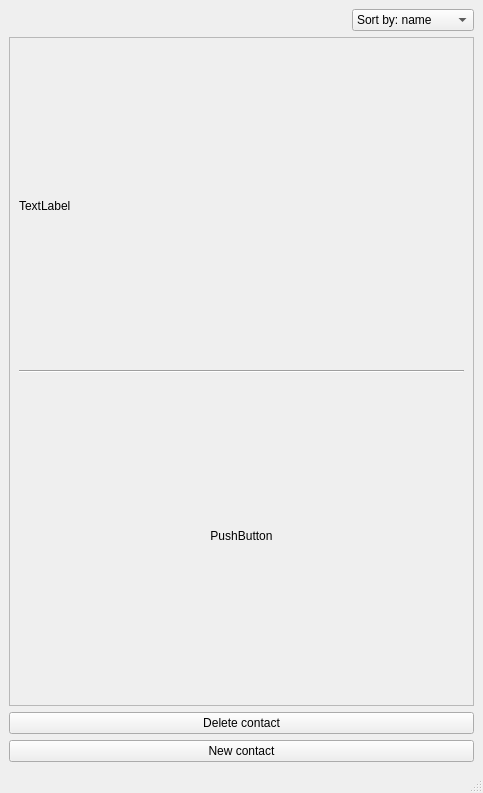
francidellungo/ContactManager, file ui/MainWindow.ui: the form before one commit.
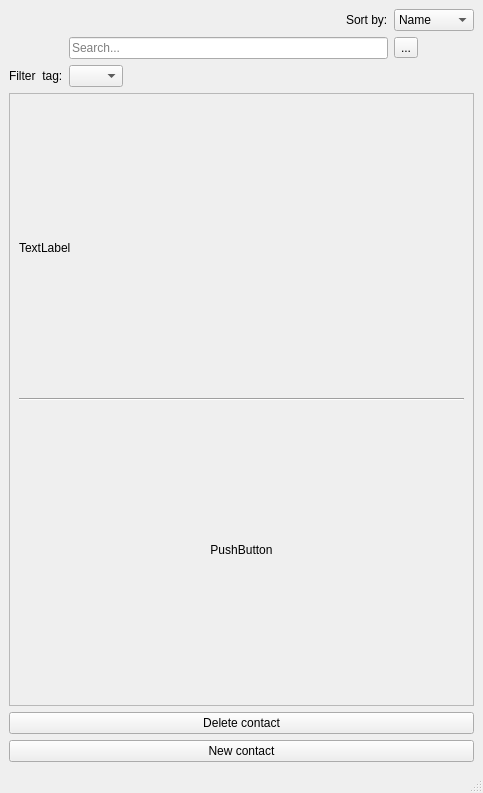
The form after the commit. Icons and pictures are not drawn.

Commit message: search term in search line and order (at the same time)

Patch:
```diff
--- a/ui/MainWindow.ui
+++ b/ui/MainWindow.ui
@@ -37,7 +37,7 @@
   </property>
   <widget class="QWidget" name="centralwidget">
    <layout class="QGridLayout" name="gridLayout">
-    <item row="1" column="0">
+    <item row="5" column="0">
      <widget class="QScrollArea" name="contacts_scrollArea">
       <property name="widgetResizable">
        <bool>true</bool>
@@ -48,7 +48,7 @@
          <x>0</x>
          <y>0</y>
          <width>463</width>
-         <height>629</height>
+         <height>563</height>
         </rect>
        </property>
        <layout class="QVBoxLayout" name="contacts_layout">
@@ -104,7 +104,7 @@
       </widget>
      </widget>
     </item>
-    <item row="3" column="0">
+    <item row="7" column="0">
      <layout class="QGridLayout" name="gridLayout_2">
       <property name="topMargin">
        <number>0</number>
@@ -135,22 +135,79 @@
       </item>
      </layout>
     </item>
-    <item row="0" column="0" alignment="Qt::AlignRight">
+    <item row="4" column="0">
+     <layout class="QGridLayout" name="gridLayout_3">
+      <item row="1" column="1" alignment="Qt::AlignRight">
+       <widget class="QLabel" name="label">
+        <property name="text">
+         <string>Sort by:</string>
+        </property>
+       </widget>
+      </item>
+      <item row="4" column="1" alignment="Qt::AlignLeft">
+       <widget class="QComboBox" name="tags_combo_box">
+        <item>
+         <property name="text">
+          <string/>
+         </property>
+        </item>
+        <item>
+         <property name="text">
+          <string>tag1</string>
+         </property>
+        </item>
+        <item>
+         <property name="text">
+          <string>tag2</string>
+         </property>
+        </item>
+       </widget>
+      </item>
+      <item row="3" column="1">
+       <widget class="QLineEdit" name="search_line_edit">
+        <property name="placeholderText">
+         <string>Search...</string>
+        </property>
+        <property name="clearButtonEnabled">
+         <bool>true</bool>
+        </property>
+       </widget>
+      </item>
+      <item row="1" column="2">
      <widget class="QComboBox" name="sort_combobox">
       <property name="currentText">
-       <string>Sort by: name</string>
+         <string>Name</string>
       </property>
       <item>
        <property name="text">
-        <string>Sort by: name</string>
+          <string>Name</string>
        </property>
       </item>
       <item>
        <property name="text">
-        <string>Sort by: surname</string>
+          <string>Surname</string>
        </property>
       </item>
      </widget>
+      </item>
+      <item row="4" column="0" alignment="Qt::AlignRight">
+       <widget class="QLabel" name="tags_filter_label">
+        <property name="text">
+         <string>Filter  tag:</string>
+        </property>
+       </widget>
+      </item>
+      <item row="3" column="2">
+       <widget class="QToolButton" name="search_pb">
+        <property name="text">
+         <string>...</string>
+        </property>
+        <property name="icon">
+         <iconset theme="search"/>
+        </property>
+       </widget>
+      </item>
+     </layout>
     </item>
    </layout>
   </widget>
```
Lines whose indentation alone changed are shown as unchanged. The commit also changes 9 other files.
